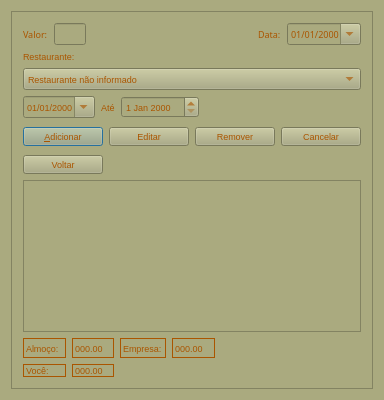
Above: ui/almoco.ui from tiagopascal/Almoco before the change. Below: the same form after it.
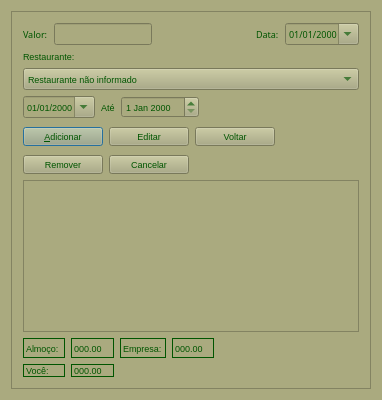
That is the form after the change.

Patch:
```diff
--- a/ui/almoco.ui
+++ b/ui/almoco.ui
@@ -20,8 +20,8 @@
    <string>Almoco</string>
   </property>
   <property name="styleSheet">
-   <string notr="true">color: rgb(170, 85, 0);
-background-color: rgb(170, 170, 127);</string>
+   <string notr="true">background-color: rgb(170, 170, 127);
+color: rgb(0, 85, 0);</string>
   </property>
   <property name="inputMethodHints">
    <set>Qt::ImhDialableCharactersOnly</set>
@@ -52,31 +52,14 @@
           <property name="inputMethodHints">
            <set>Qt::ImhPreferNumbers</set>
           </property>
+          <property name="text">
+           <string/>
+          </property>
           <property name="alignment">
            <set>Qt::AlignRight|Qt::AlignTrailing|Qt::AlignVCenter</set>
           </property>
          </widget>
         </item>
-        <item row="0" column="2">
-         <spacer name="horizontalSpacer_2">
-          <property name="font">
-           <font>
-            <pointsize>9</pointsize>
-            <weight>50</weight>
-            <bold>false</bold>
-           </font>
-          </property>
-          <property name="orientation">
-           <enum>Qt::Horizontal</enum>
-          </property>
-          <property name="sizeHint" stdset="0">
-           <size>
-            <width>370</width>
-            <height>20</height>
-           </size>
-          </property>
-         </spacer>
-        </item>
         <item row="0" column="0">
          <widget class="QLabel" name="label">
           <property name="font">
@@ -134,6 +117,19 @@
           </property>
          </widget>
         </item>
+        <item row="0" column="2">
+         <spacer name="horizontalSpacer">
+          <property name="orientation">
+           <enum>Qt::Horizontal</enum>
+          </property>
+          <property name="sizeHint" stdset="0">
+           <size>
+            <width>40</width>
+            <height>20</height>
+           </size>
+          </property>
+         </spacer>
+        </item>
        </layout>
       </item>
       <item row="1" column="0">
@@ -235,19 +231,7 @@
           </property>
          </widget>
         </item>
-        <item row="0" column="2">
-         <widget class="QPushButton" name="pushButton_remover">
-          <property name="font">
-           <font>
-            <pointsize>7</pointsize>
-           </font>
-          </property>
-          <property name="text">
-           <string>Remover</string>
-          </property>
-         </widget>
-        </item>
-        <item row="0" column="4">
+        <item row="0" column="5">
          <spacer name="horizontalSpacer_3">
           <property name="orientation">
            <enum>Qt::Horizontal</enum>
@@ -272,19 +256,19 @@
           </property>
          </widget>
         </item>
-        <item row="0" column="3">
-         <widget class="QPushButton" name="pushButton_cancelar">
+        <item row="1" column="0">
+         <widget class="QPushButton" name="pushButton_remover">
           <property name="font">
            <font>
             <pointsize>7</pointsize>
            </font>
           </property>
           <property name="text">
-           <string>Cancelar</string>
+           <string>Remover</string>
           </property>
          </widget>
         </item>
-        <item row="1" column="0">
+        <item row="0" column="4">
          <widget class="QPushButton" name="pushButton_voltar">
           <property name="font">
            <font>
@@ -296,6 +280,18 @@
           </property>
          </widget>
         </item>
+        <item row="1" column="1">
+         <widget class="QPushButton" name="pushButton_cancelar">
+          <property name="font">
+           <font>
+            <pointsize>7</pointsize>
+           </font>
+          </property>
+          <property name="text">
+           <string>Cancelar</string>
+          </property>
+         </widget>
+        </item>
        </layout>
       </item>
       <item row="3" column="0">
```
Left out of the diff: 3 changed lines with no effect on the pictures.
